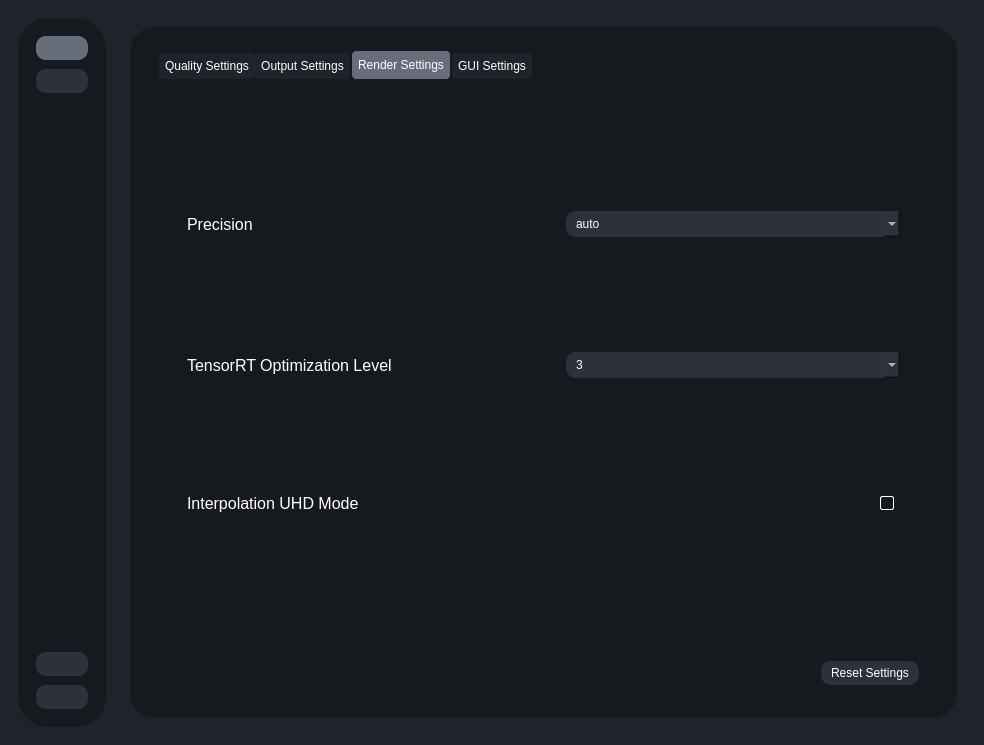
Old version of the form testRVEInterface.ui in the repository TNTwise/Rife-ESRGAN-App-Linux-QT.
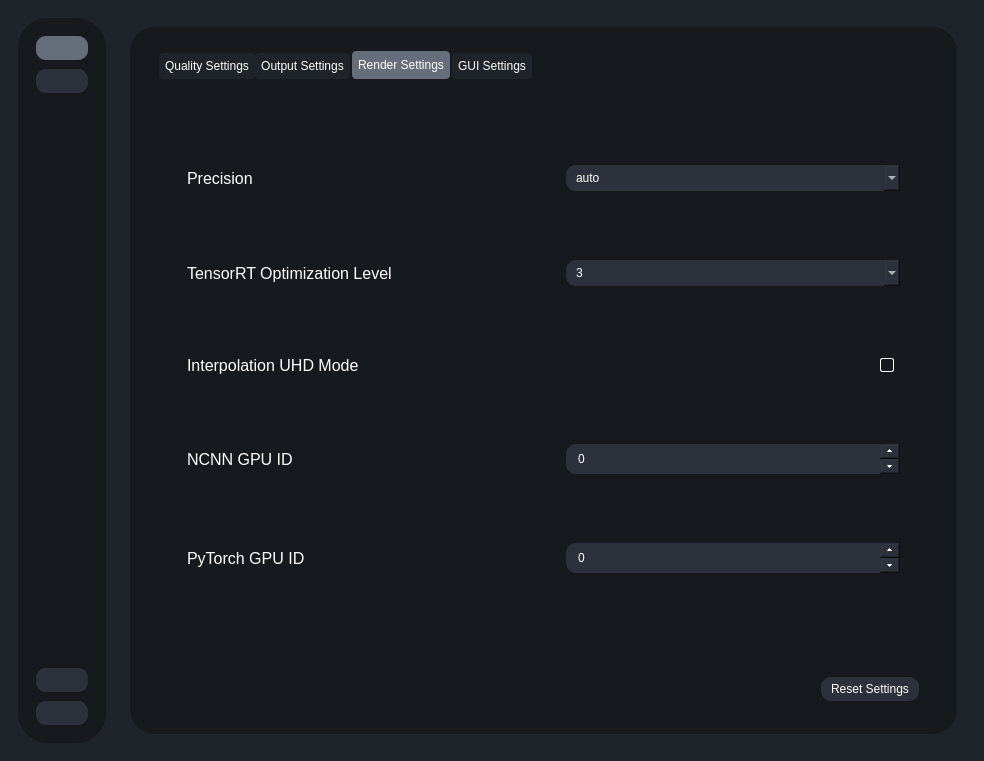
New version of the form. The open tabs and pages were chosen to show the change. Icons and pictures are not drawn.

What changed in the file:
```diff
--- a/testRVEInterface.ui
+++ b/testRVEInterface.ui
@@ -7,7 +7,7 @@
     <x>0</x>
     <y>0</y>
     <width>984</width>
-    <height>707</height>
+    <height>761</height>
    </rect>
   </property>
   <property name="windowTitle">
@@ -2048,7 +2048,29 @@
 background-color:#2c313c;
 border-radius: 10px;
 }
+QSpinBox{
+	background-color:#2c313c;
+	padding:5px 10px;
+	border-radius: 10px;
+	color:white;
+}
+QSpinBox::up-arrow {
+       
+		image: url(:/icons/icons/arrow-up.svg); 
+    }
+QSpinBox::down-arrow {
 
+        image: url(:/icons/icons/arrow-down.svg); 
+		
+    }
+QSpinBox::up-button {
+        width: 20px;
+        height: 15px;
+    }
+QSpinBox::down-button {
+        width: 20px;
+        height: 15px;
+    }
 QTextEdit{
 background-color:#2c313c;
 border-radius: 10px;
@@ -2197,7 +2219,7 @@
                    <x>0</x>
                    <y>0</y>
                    <width>784</width>
-                   <height>693</height>
+                   <height>677</height>
                   </rect>
                  </property>
                  <layout class="QVBoxLayout" name="verticalLayout_18">
@@ -3067,6 +3089,108 @@
                            </item>
                           </layout>
                          </item>
+                         <item>
+                          <layout class="QHBoxLayout" name="precisionSettingsContainer_4">
+                           <property name="spacing">
+                            <number>10</number>
+                           </property>
+                           <item>
+                            <widget class="QLabel" name="label_45">
+                             <property name="font">
+                              <font>
+                               <pointsize>12</pointsize>
+                              </font>
+                             </property>
+                             <property name="text">
+                              <string>NCNN GPU ID</string>
+                             </property>
+                            </widget>
+                           </item>
+                           <item>
+                            <widget class="QLabel" name="label_46">
+                             <property name="maximumSize">
+                              <size>
+                               <width>25</width>
+                               <height>25</height>
+                              </size>
+                             </property>
+                             <property name="toolTip">
+                              <string>&lt;html&gt;&lt;head/&gt;&lt;body&gt;&lt;p&gt;NCNN GPU ID -&lt;/p&gt;&lt;p&gt;Sets what GPU is used for NCNN&lt;/p&gt;&lt;/body&gt;&lt;/html&gt;</string>
+                             </property>
+                             <property name="text">
+                              <string/>
+                             </property>
+                             <property name="pixmap">
+                              <pixmap resource="resources.qrc">:/icons/icons/info.svg</pixmap>
+                             </property>
+                             <property name="scaledContents">
+                              <bool>true</bool>
+                             </property>
+                            </widget>
+                           </item>
+                           <item>
+                            <widget class="QSpinBox" name="ncnn_gpu_id">
+                             <property name="minimumSize">
+                              <size>
+                               <width>0</width>
+                               <height>30</height>
+                              </size>
+                             </property>
+                            </widget>
+                           </item>
+                          </layout>
+                         </item>
+                         <item>
+                          <layout class="QHBoxLayout" name="precisionSettingsContainer_3">
+                           <property name="spacing">
+                            <number>10</number>
+                           </property>
+                           <item>
+                            <widget class="QLabel" name="label_43">
+                             <property name="font">
+                              <font>
+                               <pointsize>12</pointsize>
+                              </font>
+                             </property>
+                             <property name="text">
+                              <string>PyTorch GPU ID</string>
+                             </property>
+                            </widget>
+                           </item>
+                           <item>
+                            <widget class="QLabel" name="label_44">
+                             <property name="maximumSize">
+                              <size>
+                               <width>25</width>
+                               <height>25</height>
+                              </size>
+                             </property>
+                             <property name="toolTip">
+                              <string>&lt;html&gt;&lt;head/&gt;&lt;body&gt;&lt;p&gt;PyTorch GPU ID -&lt;/p&gt;&lt;p&gt;Sets what GPU is used for PyTorch&lt;/p&gt;&lt;/body&gt;&lt;/html&gt;</string>
+                             </property>
+                             <property name="text">
+                              <string/>
+                             </property>
+                             <property name="pixmap">
+                              <pixmap resource="resources.qrc">:/icons/icons/info.svg</pixmap>
+                             </property>
+                             <property name="scaledContents">
+                              <bool>true</bool>
+                             </property>
+                            </widget>
+                           </item>
+                           <item>
+                            <widget class="QSpinBox" name="pytorch_gpu_id">
+                             <property name="minimumSize">
+                              <size>
+                               <width>0</width>
+                               <height>30</height>
+                              </size>
+                             </property>
+                            </widget>
+                           </item>
+                          </layout>
+                         </item>
                         </layout>
                        </widget>
                       </item>
```
Left out of the diff: 28 changed lines with no effect on the pictures.
